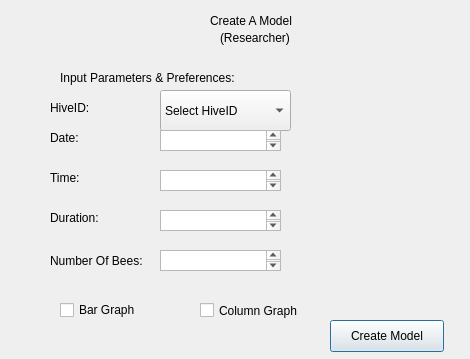
Above: LoginGUI/createmodel.ui from ShihoVN/HiveChime before the change. Below: the same form after it.
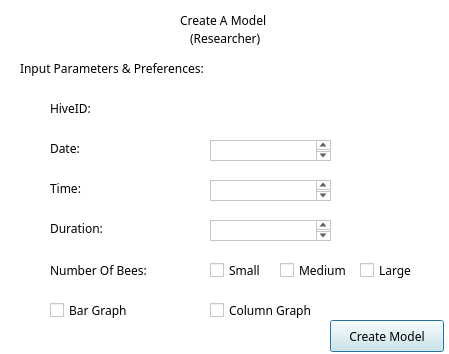
That is the form after the change.

The edit to the form file:
```diff
--- a/LoginGUI/createmodel.ui
+++ b/LoginGUI/createmodel.ui
@@ -6,22 +6,469 @@
    <rect>
     <x>0</x>
     <y>0</y>
-    <width>470</width>
-    <height>359</height>
+    <width>449</width>
+    <height>354</height>
    </rect>
   </property>
+  <property name="palette">
+   <palette>
+    <active>
+     <colorrole role="WindowText">
+      <brush brushstyle="SolidPattern">
+       <color alpha="255">
+        <red>0</red>
+        <green>0</green>
+        <blue>0</blue>
+       </color>
+      </brush>
+     </colorrole>
+     <colorrole role="Button">
+      <brush brushstyle="SolidPattern">
+       <color alpha="255">
+        <red>255</red>
+        <green>255</green>
+        <blue>255</blue>
+       </color>
+      </brush>
+     </colorrole>
+     <colorrole role="Light">
+      <brush brushstyle="SolidPattern">
+       <color alpha="255">
+        <red>255</red>
+        <green>255</green>
+        <blue>255</blue>
+       </color>
+      </brush>
+     </colorrole>
+     <colorrole role="Midlight">
+      <brush brushstyle="SolidPattern">
+       <color alpha="255">
+        <red>255</red>
+        <green>255</green>
+        <blue>255</blue>
+       </color>
+      </brush>
+     </colorrole>
+     <colorrole role="Dark">
+      <brush brushstyle="SolidPattern">
+       <color alpha="255">
+        <red>127</red>
+        <green>127</green>
+        <blue>127</blue>
+       </color>
+      </brush>
+     </colorrole>
+     <colorrole role="Mid">
+      <brush brushstyle="SolidPattern">
+       <color alpha="255">
+        <red>170</red>
+        <green>170</green>
+        <blue>170</blue>
+       </color>
+      </brush>
+     </colorrole>
+     <colorrole role="Text">
+      <brush brushstyle="SolidPattern">
+       <color alpha="255">
+        <red>0</red>
+        <green>0</green>
+        <blue>0</blue>
+       </color>
+      </brush>
+     </colorrole>
+     <colorrole role="BrightText">
+      <brush brushstyle="SolidPattern">
+       <color alpha="255">
+        <red>255</red>
+        <green>255</green>
+        <blue>255</blue>
+       </color>
+      </brush>
+     </colorrole>
+     <colorrole role="ButtonText">
+      <brush brushstyle="SolidPattern">
+       <color alpha="255">
+        <red>0</red>
+        <green>0</green>
+        <blue>0</blue>
+       </color>
+      </brush>
+     </colorrole>
+     <colorrole role="Base">
+      <brush brushstyle="SolidPattern">
+       <color alpha="255">
+        <red>255</red>
+        <green>255</green>
+        <blue>255</blue>
+       </color>
+      </brush>
+     </colorrole>
+     <colorrole role="Window">
+      <brush brushstyle="SolidPattern">
+       <color alpha="255">
+        <red>255</red>
+        <green>255</green>
+        <blue>255</blue>
+       </color>
+      </brush>
+     </colorrole>
+     <colorrole role="Shadow">
+      <brush brushstyle="SolidPattern">
+       <color alpha="255">
+        <red>0</red>
+        <green>0</green>
+        <blue>0</blue>
+       </color>
+      </brush>
+     </colorrole>
+     <colorrole role="AlternateBase">
+      <brush brushstyle="SolidPattern">
+       <color alpha="255">
+        <red>255</red>
+        <green>255</green>
+        <blue>255</blue>
+       </color>
+      </brush>
+     </colorrole>
+     <colorrole role="ToolTipBase">
+      <brush brushstyle="SolidPattern">
+       <color alpha="255">
+        <red>255</red>
+        <green>255</green>
+        <blue>220</blue>
+       </color>
+      </brush>
+     </colorrole>
+     <colorrole role="ToolTipText">
+      <brush brushstyle="SolidPattern">
+       <color alpha="255">
+        <red>0</red>
+        <green>0</green>
+        <blue>0</blue>
+       </color>
+      </brush>
+     </colorrole>
+     <colorrole role="PlaceholderText">
+      <brush brushstyle="SolidPattern">
+       <color alpha="128">
+        <red>0</red>
+        <green>0</green>
+        <blue>0</blue>
+       </color>
+      </brush>
+     </colorrole>
+    </active>
+    <inactive>
+     <colorrole role="WindowText">
+      <brush brushstyle="SolidPattern">
+       <color alpha="255">
+        <red>0</red>
+        <green>0</green>
+        <blue>0</blue>
+       </color>
+      </brush>
+     </colorrole>
+     <colorrole role="Button">
+      <brush brushstyle="SolidPattern">
+       <color alpha="255">
+        <red>255</red>
+        <green>255</green>
+        <blue>255</blue>
+       </color>
+      </brush>
+     </colorrole>
+     <colorrole role="Light">
+      <brush brushstyle="SolidPattern">
+       <color alpha="255">
+        <red>255</red>
+        <green>255</green>
+        <blue>255</blue>
+       </color>
+      </brush>
+     </colorrole>
+     <colorrole role="Midlight">
+      <brush brushstyle="SolidPattern">
+       <color alpha="255">
+        <red>255</red>
+        <green>255</green>
+        <blue>255</blue>
+       </color>
+      </brush>
+     </colorrole>
+     <colorrole role="Dark">
+      <brush brushstyle="SolidPattern">
+       <color alpha="255">
+        <red>127</red>
+        <green>127</green>
+        <blue>127</blue>
+       </color>
+      </brush>
+     </colorrole>
+     <colorrole role="Mid">
+      <brush brushstyle="SolidPattern">
+       <color alpha="255">
+        <red>170</red>
+        <green>170</green>
+        <blue>170</blue>
+       </color>
+      </brush>
+     </colorrole>
+     <colorrole role="Text">
+      <brush brushstyle="SolidPattern">
+       <color alpha="255">
+        <red>0</red>
+        <green>0</green>
+        <blue>0</blue>
+       </color>
+      </brush>
+     </colorrole>
+     <colorrole role="BrightText">
+      <brush brushstyle="SolidPattern">
+       <color alpha="255">
+        <red>255</red>
+        <green>255</green>
+        <blue>255</blue>
+       </color>
+      </brush>
+     </colorrole>
+     <colorrole role="ButtonText">
+      <brush brushstyle="SolidPattern">
+       <color alpha="255">
+        <red>0</red>
+        <green>0</green>
+        <blue>0</blue>
+       </color>
+      </brush>
+     </colorrole>
+     <colorrole role="Base">
+      <brush brushstyle="SolidPattern">
+       <color alpha="255">
+        <red>255</red>
+        <green>255</green>
+        <blue>255</blue>
+       </color>
+      </brush>
+     </colorrole>
+     <colorrole role="Window">
+      <brush brushstyle="SolidPattern">
+       <color alpha="255">
+        <red>255</red>
+        <green>255</green>
+        <blue>255</blue>
+       </color>
+      </brush>
+     </colorrole>
+     <colorrole role="Shadow">
+      <brush brushstyle="SolidPattern">
+       <color alpha="255">
+        <red>0</red>
+        <green>0</green>
+        <blue>0</blue>
+       </color>
+      </brush>
+     </colorrole>
+     <colorrole role="AlternateBase">
+      <brush brushstyle="SolidPattern">
+       <color alpha="255">
+        <red>255</red>
+        <green>255</green>
+        <blue>255</blue>
+       </color>
+      </brush>
+     </colorrole>
+     <colorrole role="ToolTipBase">
+      <brush brushstyle="SolidPattern">
+       <color alpha="255">
+        <red>255</red>
+        <green>255</green>
+        <blue>220</blue>
+       </color>
+      </brush>
+     </colorrole>
+     <colorrole role="ToolTipText">
+      <brush brushstyle="SolidPattern">
+       <color alpha="255">
+        <red>0</red>
+        <green>0</green>
+        <blue>0</blue>
+       </color>
+      </brush>
+     </colorrole>
+     <colorrole role="PlaceholderText">
+      <brush brushstyle="SolidPattern">
+       <color alpha="128">
+        <red>0</red>
+        <green>0</green>
+        <blue>0</blue>
+       </color>
+      </brush>
+     </colorrole>
+    </inactive>
+    <disabled>
+     <colorrole role="WindowText">
+      <brush brushstyle="SolidPattern">
+       <color alpha="255">
+        <red>127</red>
+        <green>127</green>
+        <blue>127</blue>
+       </color>
+      </brush>
+     </colorrole>
+     <colorrole role="Button">
+      <brush brushstyle="SolidPattern">
+       <color alpha="255">
+        <red>255</red>
+        <green>255</green>
+        <blue>255</blue>
+       </color>
+      </brush>
+     </colorrole>
+     <colorrole role="Light">
+      <brush brushstyle="SolidPattern">
+       <color alpha="255">
+        <red>255</red>
+        <green>255</green>
+        <blue>255</blue>
+       </color>
+      </brush>
+     </colorrole>
+     <colorrole role="Midlight">
+      <brush brushstyle="SolidPattern">
+       <color alpha="255">
+        <red>255</red>
+        <green>255</green>
+        <blue>255</blue>
+       </color>
+      </brush>
+     </colorrole>
+     <colorrole role="Dark">
+      <brush brushstyle="SolidPattern">
+       <color alpha="255">
+        <red>127</red>
+        <green>127</green>
+        <blue>127</blue>
+       </color>
+      </brush>
+     </colorrole>
+     <colorrole role="Mid">
+      <brush brushstyle="SolidPattern">
+       <color alpha="255">
+        <red>170</red>
+        <green>170</green>
+        <blue>170</blue>
+       </color>
+      </brush>
+     </colorrole>
+     <colorrole role="Text">
+      <brush brushstyle="SolidPattern">
+       <color alpha="255">
+        <red>127</red>
+        <green>127</green>
+        <blue>127</blue>
+       </color>
+      </brush>
+     </colorrole>
+     <colorrole role="BrightText">
+      <brush brushstyle="SolidPattern">
+       <color alpha="255">
+        <red>255</red>
+        <green>255</green>
+        <blue>255</blue>
+       </color>
+      </brush>
+     </colorrole>
+     <colorrole role="ButtonText">
+      <brush brushstyle="SolidPattern">
+       <color alpha="255">
+        <red>127</red>
+        <green>127</green>
+        <blue>127</blue>
+       </color>
+      </brush>
+     </colorrole>
+     <colorrole role="Base">
+      <brush brushstyle="SolidPattern">
+       <color alpha="255">
+        <red>255</red>
+        <green>255</green>
+        <blue>255</blue>
+       </color>
+      </brush>
+     </colorrole>
+     <colorrole role="Window">
+      <brush brushstyle="SolidPattern">
+       <color alpha="255">
+        <red>255</red>
+        <green>255</green>
+        <blue>255</blue>
+       </color>
+      </brush>
+     </colorrole>
+     <colorrole role="Shadow">
+      <brush brushstyle="SolidPattern">
+       <color alpha="255">
+        <red>0</red>
+        <green>0</green>
+        <blue>0</blue>
+       </color>
+      </brush>
+     </colorrole>
+     <colorrole role="AlternateBase">
+      <brush brushstyle="SolidPattern">
+       <color alpha="255">
+        <red>255</red>
+        <green>255</green>
+        <blue>255</blue>
+       </color>
+      </brush>
+     </colorrole>
+     <colorrole role="ToolTipBase">
+      <brush brushstyle="SolidPattern">
+       <color alpha="255">
+        <red>255</red>
+        <green>255</green>
+        <blue>220</blue>
+       </color>
+      </brush>
+     </colorrole>
+     <colorrole role="ToolTipText">
+      <brush brushstyle="SolidPattern">
+       <color alpha="255">
+        <red>0</red>
+        <green>0</green>
+        <blue>0</blue>
+       </color>
+      </brush>
+     </colorrole>
+     <colorrole role="PlaceholderText">
+      <brush brushstyle="SolidPattern">
+       <color alpha="128">
+        <red>0</red>
+        <green>0</green>
+        <blue>0</blue>
+       </color>
+      </brush>
+     </colorrole>
+    </disabled>
+   </palette>
+  </property>
   <property name="windowTitle">
    <string>Dialog</string>
   </property>
   <widget class="QLabel" name="label">
    <property name="geometry">
     <rect>
-     <x>210</x>
+     <x>180</x>
      <y>10</y>
-     <width>121</width>
-     <height>21</height>
+     <width>91</width>
+     <height>20</height>
     </rect>
    </property>
+   <property name="font">
+    <font>
+     <family>MingLiU</family>
+    </font>
+   </property>
    <property name="text">
     <string>Create A Model </string>
    </property>
@@ -29,12 +476,17 @@
   <widget class="QLabel" name="label_2">
    <property name="geometry">
     <rect>
-     <x>220</x>
+     <x>190</x>
      <y>30</y>
      <width>81</width>
      <height>16</height>
     </rect>
    </property>
+   <property name="font">
+    <font>
+     <family>MingLiU</family>
+    </font>
+   </property>
    <property name="text">
     <string>(Researcher)</string>
    </property>
@@ -42,12 +494,17 @@
   <widget class="QLabel" name="label_3">
    <property name="geometry">
     <rect>
-     <x>60</x>
-     <y>70</y>
+     <x>20</x>
+     <y>60</y>
      <width>221</width>
      <height>16</height>
     </rect>
    </property>
+   <property name="font">
+    <font>
+     <family>PingFang SC</family>
+    </font>
+   </property>
    <property name="text">
     <string>Input Parameters &amp; Preferences:</string>
    </property>
@@ -61,34 +518,29 @@
      <height>16</height>
     </rect>
    </property>
+   <property name="font">
+    <font>
+     <family>PingFang SC</family>
+    </font>
+   </property>
    <property name="text">
     <string>HiveID:</string>
    </property>
   </widget>
-  <widget class="QComboBox" name="comboBox">
-   <property name="geometry">
-    <rect>
-     <x>160</x>
-     <y>90</y>
-     <width>131</width>
-     <height>41</height>
-    </rect>
-   </property>
-   <item>
-    <property name="text">
-     <string>Select HiveID</string>
-    </property>
-   </item>
-  </widget>
   <widget class="QLabel" name="label_5">
    <property name="geometry">
     <rect>
      <x>50</x>
-     <y>130</y>
+     <y>140</y>
      <width>41</width>
      <height>16</height>
     </rect>
    </property>
+   <property name="font">
+    <font>
+     <family>PingFang SC</family>
+    </font>
+   </property>
    <property name="text">
     <string>Date:</string>
    </property>
@@ -96,8 +548,8 @@
   <widget class="QTextEdit" name="textEdit">
    <property name="geometry">
     <rect>
-     <x>160</x>
-     <y>130</y>
+     <x>210</x>
+     <y>140</y>
      <width>121</width>
      <height>21</height>
     </rect>
@@ -106,8 +558,8 @@
   <widget class="QTextEdit" name="textEdit_2">
    <property name="geometry">
     <rect>
-     <x>160</x>
-     <y>170</y>
+     <x>210</x>
+     <y>180</y>
      <width>121</width>
      <height>21</height>
     </rect>
@@ -116,18 +568,8 @@
   <widget class="QTextEdit" name="textEdit_3">
    <property name="geometry">
     <rect>
-     <x>160</x>
-     <y>210</y>
-     <width>121</width>
-     <height>21</height>
-    </rect>
-   </property>
-  </widget>
-  <widget class="QTextEdit" name="textEdit_4">
-   <property name="geometry">
-    <rect>
-     <x>160</x>
-     <y>250</y>
+     <x>210</x>
+     <y>220</y>
      <width>121</width>
      <height>21</height>
     </rect>
@@ -137,11 +579,16 @@
    <property name="geometry">
     <rect>
      <x>50</x>
-     <y>170</y>
+     <y>180</y>
      <width>60</width>
      <height>16</height>
     </rect>
    </property>
+   <property name="font">
+    <font>
+     <family>PingFang SC</family>
+    </font>
+   </property>
    <property name="text">
     <string>Time:</string>
    </property>
@@ -150,11 +597,16 @@
    <property name="geometry">
     <rect>
      <x>50</x>
-     <y>210</y>
+     <y>220</y>
      <width>60</width>
      <height>16</height>
     </rect>
    </property>
+   <property name="font">
+    <font>
+     <family>PingFang SC</family>
+    </font>
+   </property>
    <property name="text">
     <string>Duration:</string>
    </property>
@@ -163,11 +615,16 @@
    <property name="geometry">
     <rect>
      <x>50</x>
-     <y>250</y>
+     <y>260</y>
      <width>121</width>
      <height>21</height>
     </rect>
    </property>
+   <property name="font">
+    <font>
+     <family>PingFang SC</family>
+    </font>
+   </property>
    <property name="text">
     <string>Number Of Bees:</string>
    </property>
@@ -175,12 +632,17 @@
   <widget class="QCheckBox" name="checkBox">
    <property name="geometry">
     <rect>
-     <x>60</x>
+     <x>50</x>
      <y>300</y>
      <width>87</width>
      <height>20</height>
     </rect>
    </property>
+   <property name="font">
+    <font>
+     <family>PingFang SC</family>
+    </font>
+   </property>
    <property name="text">
     <string>Bar Graph </string>
    </property>
@@ -188,12 +650,17 @@
   <widget class="QCheckBox" name="checkBox_2">
    <property name="geometry">
     <rect>
-     <x>200</x>
+     <x>210</x>
      <y>300</y>
      <width>111</width>
      <height>21</height>
     </rect>
    </property>
+   <property name="font">
+    <font>
+     <family>PingFang SC</family>
+    </font>
+   </property>
    <property name="text">
     <string>Column Graph</string>
    </property>
@@ -207,10 +674,530 @@
      <height>32</height>
     </rect>
    </property>
+   <property name="palette">
+    <palette>
+     <active>
+      <colorrole role="WindowText">
+       <brush brushstyle="SolidPattern">
+        <color alpha="255">
+         <red>0</red>
+         <green>0</green>
+         <blue>0</blue>
+        </color>
+       </brush>
+      </colorrole>
+      <colorrole role="Button">
+       <brush brushstyle="SolidPattern">
+        <color alpha="255">
+         <red>216</red>
+         <green>240</green>
+         <blue>238</blue>
+        </color>
+       </brush>
+      </colorrole>
+      <colorrole role="Light">
+       <brush brushstyle="SolidPattern">
+        <color alpha="255">
+         <red>255</red>
+         <green>255</green>
+         <blue>255</blue>
+        </color>
+       </brush>
+      </colorrole>
+      <colorrole role="Midlight">
+       <brush brushstyle="SolidPattern">
+        <color alpha="255">
+         <red>235</red>
+         <green>247</green>
+         <blue>246</blue>
+        </color>
+       </brush>
+      </colorrole>
+      <colorrole role="Dark">
+       <brush brushstyle="SolidPattern">
+        <color alpha="255">
+         <red>108</red>
+         <green>120</green>
+         <blue>119</blue>
+        </color>
+       </brush>
+      </colorrole>
+      <colorrole role="Mid">
+       <brush brushstyle="SolidPattern">
+        <color alpha="255">
+         <red>144</red>
+         <green>160</green>
+         <blue>159</blue>
+        </color>
+       </brush>
+      </colorrole>
+      <colorrole role="Text">
+       <brush brushstyle="SolidPattern">
+        <color alpha="255">
+         <red>0</red>
+         <green>0</green>
+         <blue>0</blue>
+        </color>
+       </brush>
+      </colorrole>
+      <colorrole role="BrightText">
+       <brush brushstyle="SolidPattern">
+        <color alpha="255">
+         <red>255</red>
+         <green>255</green>
+         <blue>255</blue>
+        </color>
+       </brush>
+      </colorrole>
+      <colorrole role="ButtonText">
+       <brush brushstyle="SolidPattern">
+        <color alpha="255">
+         <red>0</red>
+         <green>0</green>
+         <blue>0</blue>
+        </color>
+       </brush>
+      </colorrole>
+      <colorrole role="Base">
+       <brush brushstyle="SolidPattern">
+        <color alpha="255">
+         <red>255</red>
+         <green>255</green>
+         <blue>255</blue>
+        </color>
+       </brush>
+      </colorrole>
+      <colorrole role="Window">
+       <brush brushstyle="SolidPattern">
+        <color alpha="255">
+         <red>216</red>
+         <green>240</green>
+         <blue>238</blue>
+        </color>
+       </brush>
+      </colorrole>
+      <colorrole role="Shadow">
+       <brush brushstyle="SolidPattern">
+        <color alpha="255">
+         <red>0</red>
+         <green>0</green>
+         <blue>0</blue>
+        </color>
+       </brush>
+      </colorrole>
+      <colorrole role="AlternateBase">
+       <brush brushstyle="SolidPattern">
+        <color alpha="255">
+         <red>235</red>
+         <green>247</green>
+         <blue>246</blue>
+        </color>
+       </brush>
+      </colorrole>
+      <colorrole role="ToolTipBase">
+       <brush brushstyle="SolidPattern">
+        <color alpha="255">
+         <red>255</red>
+         <green>255</green>
+         <blue>220</blue>
+        </color>
+       </brush>
+      </colorrole>
+      <colorrole role="ToolTipText">
+       <brush brushstyle="SolidPattern">
+        <color alpha="255">
+         <red>0</red>
+         <green>0</green>
+         <blue>0</blue>
+        </color>
+       </brush>
+      </colorrole>
+      <colorrole role="PlaceholderText">
+       <brush brushstyle="SolidPattern">
+        <color alpha="128">
+         <red>0</red>
+         <green>0</green>
+         <blue>0</blue>
+        </color>
+       </brush>
+      </colorrole>
+     </active>
+     <inactive>
+      <colorrole role="WindowText">
+       <brush brushstyle="SolidPattern">
+        <color alpha="255">
+         <red>0</red>
+         <green>0</green>
+         <blue>0</blue>
+        </color>
+       </brush>
+      </colorrole>
+      <colorrole role="Button">
+       <brush brushstyle="SolidPattern">
+        <color alpha="255">
+         <red>216</red>
+         <green>240</green>
+         <blue>238</blue>
+        </color>
+       </brush>
+      </colorrole>
+      <colorrole role="Light">
+       <brush brushstyle="SolidPattern">
+        <color alpha="255">
+         <red>255</red>
+         <green>255</green>
+         <blue>255</blue>
+        </color>
+       </brush>
+      </colorrole>
+      <colorrole role="Midlight">
+       <brush brushstyle="SolidPattern">
+        <color alpha="255">
+         <red>235</red>
+         <green>247</green>
+         <blue>246</blue>
+        </color>
+       </brush>
+      </colorrole>
+      <colorrole role="Dark">
+       <brush brushstyle="SolidPattern">
+        <color alpha="255">
+         <red>108</red>
+         <green>120</green>
+         <blue>119</blue>
+        </color>
+       </brush>
+      </colorrole>
+      <colorrole role="Mid">
+       <brush brushstyle="SolidPattern">
+        <color alpha="255">
+         <red>144</red>
+         <green>160</green>
+         <blue>159</blue>
+        </color>
+       </brush>
+      </colorrole>
+      <colorrole role="Text">
+       <brush brushstyle="SolidPattern">
+        <color alpha="255">
+         <red>0</red>
+         <green>0</green>
+         <blue>0</blue>
+        </color>
+       </brush>
+      </colorrole>
+      <colorrole role="BrightText">
+       <brush brushstyle="SolidPattern">
+        <color alpha="255">
+         <red>255</red>
+         <green>255</green>
+         <blue>255</blue>
+        </color>
+       </brush>
+      </colorrole>
+      <colorrole role="ButtonText">
+       <brush brushstyle="SolidPattern">
+        <color alpha="255">
+         <red>0</red>
+         <green>0</green>
+         <blue>0</blue>
+        </color>
+       </brush>
+      </colorrole>
+      <colorrole role="Base">
+       <brush brushstyle="SolidPattern">
+        <color alpha="255">
+         <red>255</red>
+         <green>255</green>
+         <blue>255</blue>
+        </color>
+       </brush>
+      </colorrole>
+      <colorrole role="Window">
+       <brush brushstyle="SolidPattern">
+        <color alpha="255">
+         <red>216</red>
+         <green>240</green>
+         <blue>238</blue>
+        </color>
+       </brush>
+      </colorrole>
+      <colorrole role="Shadow">
+       <brush brushstyle="SolidPattern">
+        <color alpha="255">
+         <red>0</red>
+         <green>0</green>
+         <blue>0</blue>
+        </color>
+       </brush>
+      </colorrole>
+      <colorrole role="AlternateBase">
+       <brush brushstyle="SolidPattern">
+        <color alpha="255">
+         <red>235</red>
+         <green>247</green>
+         <blue>246</blue>
+        </color>
+       </brush>
+      </colorrole>
+      <colorrole role="ToolTipBase">
+       <brush brushstyle="SolidPattern">
+        <color alpha="255">
+         <red>255</red>
+         <green>255</green>
+         <blue>220</blue>
+        </color>
+       </brush>
+      </colorrole>
+      <colorrole role="ToolTipText">
+       <brush brushstyle="SolidPattern">
+        <color alpha="255">
+         <red>0</red>
+         <green>0</green>
+         <blue>0</blue>
+        </color>
+       </brush>
+      </colorrole>
+      <colorrole role="PlaceholderText">
+       <brush brushstyle="SolidPattern">
+        <color alpha="128">
+         <red>0</red>
+         <green>0</green>
+         <blue>0</blue>
+        </color>
+       </brush>
+      </colorrole>
+     </inactive>
+     <disabled>
+      <colorrole role="WindowText">
+       <brush brushstyle="SolidPattern">
+        <color alpha="255">
+         <red>108</red>
+         <green>120</green>
+         <blue>119</blue>
+        </color>
+       </brush>
+      </colorrole>
+      <colorrole role="Button">
+       <brush brushstyle="SolidPattern">
+        <color alpha="255">
+         <red>216</red>
+         <green>240</green>
+         <blue>238</blue>
+        </color>
+       </brush>
+      </colorrole>
+      <colorrole role="Light">
+       <brush brushstyle="SolidPattern">
+        <color alpha="255">
+         <red>255</red>
+         <green>255</green>
+         <blue>255</blue>
+        </color>
+       </brush>
+      </colorrole>
+      <colorrole role="Midlight">
+       <brush brushstyle="SolidPattern">
+        <color alpha="255">
+         <red>235</red>
+         <green>247</green>
+         <blue>246</blue>
+        </color>
+       </brush>
+      </colorrole>
+      <colorrole role="Dark">
+       <brush brushstyle="SolidPattern">
+        <color alpha="255">
+         <red>108</red>
+         <green>120</green>
+         <blue>119</blue>
+        </color>
+       </brush>
+      </colorrole>
+      <colorrole role="Mid">
+       <brush brushstyle="SolidPattern">
+        <color alpha="255">
+         <red>144</red>
+         <green>160</green>
+         <blue>159</blue>
+        </color>
+       </brush>
+      </colorrole>
+      <colorrole role="Text">
+       <brush brushstyle="SolidPattern">
+        <color alpha="255">
+         <red>108</red>
+         <green>120</green>
+         <blue>119</blue>
+        </color>
+       </brush>
+      </colorrole>
+      <colorrole role="BrightText">
+       <brush brushstyle="SolidPattern">
+        <color alpha="255">
+         <red>255</red>
+         <green>255</green>
+         <blue>255</blue>
+        </color>
+       </brush>
+      </colorrole>
+      <colorrole role="ButtonText">
+       <brush brushstyle="SolidPattern">
+        <color alpha="255">
+         <red>108</red>
+         <green>120</green>
+         <blue>119</blue>
+        </color>
+       </brush>
+      </colorrole>
+      <colorrole role="Base">
+       <brush brushstyle="SolidPattern">
+        <color alpha="255">
+         <red>216</red>
+         <green>240</green>
+         <blue>238</blue>
+        </color>
+       </brush>
+      </colorrole>
+      <colorrole role="Window">
+       <brush brushstyle="SolidPattern">
+        <color alpha="255">
+         <red>216</red>
+         <green>240</green>
+         <blue>238</blue>
+        </color>
+       </brush>
+      </colorrole>
+      <colorrole role="Shadow">
+       <brush brushstyle="SolidPattern">
+        <color alpha="255">
+         <red>0</red>
+         <green>0</green>
+         <blue>0</blue>
+        </color>
+       </brush>
+      </colorrole>
+      <colorrole role="AlternateBase">
+       <brush brushstyle="SolidPattern">
+        <color alpha="255">
+         <red>216</red>
+         <green>240</green>
+         <blue>238</blue>
+        </color>
+       </brush>
+      </colorrole>
+      <colorrole role="ToolTipBase">
+       <brush brushstyle="SolidPattern">
+        <color alpha="255">
+         <red>255</red>
+         <green>255</green>
+         <blue>220</blue>
+        </color>
+       </brush>
+      </colorrole>
+      <colorrole role="ToolTipText">
+       <brush brushstyle="SolidPattern">
+        <color alpha="255">
+         <red>0</red>
+         <green>0</green>
+         <blue>0</blue>
+        </color>
+       </brush>
+      </colorrole>
+      <colorrole role="PlaceholderText">
+       <brush brushstyle="SolidPattern">
+        <color alpha="128">
+         <red>0</red>
+         <green>0</green>
+         <blue>0</blue>
+        </color>
+       </brush>
+      </colorrole>
+     </disabled>
+    </palette>
+   </property>
+   <property name="font">
+    <font>
+     <family>PingFang SC</family>
+     <strikeout>false</strikeout>
+    </font>
+   </property>
    <property name="text">
     <string>Create Model</string>
    </property>
   </widget>
+  <widget class="QCheckBox" name="checkBox_3">
+   <property name="geometry">
+    <rect>
+     <x>210</x>
+     <y>260</y>
+     <width>87</width>
+     <height>20</height>
+    </rect>
+   </property>
+   <property name="font">
+    <font>
+     <family>PingFang SC</family>
+    </font>
+   </property>
+   <property name="text">
+    <string>Small</string>
+   </property>
+  </widget>
+  <widget class="QCheckBox" name="checkBox_4">
+   <property name="geometry">
+    <rect>
+     <x>280</x>
+     <y>260</y>
+     <width>87</width>
+     <height>20</height>
+    </rect>
+   </property>
+   <property name="font">
+    <font>
+     <family>PingFang SC</family>
+    </font>
+   </property>
+   <property name="text">
+    <string>Medium</string>
+   </property>
+  </widget>
+  <widget class="QCheckBox" name="checkBox_5">
+   <property name="geometry">
+    <rect>
+     <x>360</x>
+     <y>260</y>
+     <width>61</width>
+     <height>20</height>
+    </rect>
+   </property>
+   <property name="font">
+    <font>
+     <family>PingFang SC</family>
+    </font>
+   </property>
+   <property name="text">
+    <string>Large</string>
+   </property>
+  </widget>
+  <widget class="QLabel" name="label_9">
+   <property name="geometry">
+    <rect>
+     <x>210</x>
+     <y>100</y>
+     <width>59</width>
+     <height>16</height>
+    </rect>
+   </property>
+   <property name="font">
+    <font>
+     <family>PingFang SC</family>
+    </font>
+   </property>
+   <property name="text">
+    <string/>
+   </property>
+  </widget>
  </widget>
  <resources/>
  <connections/>
```
